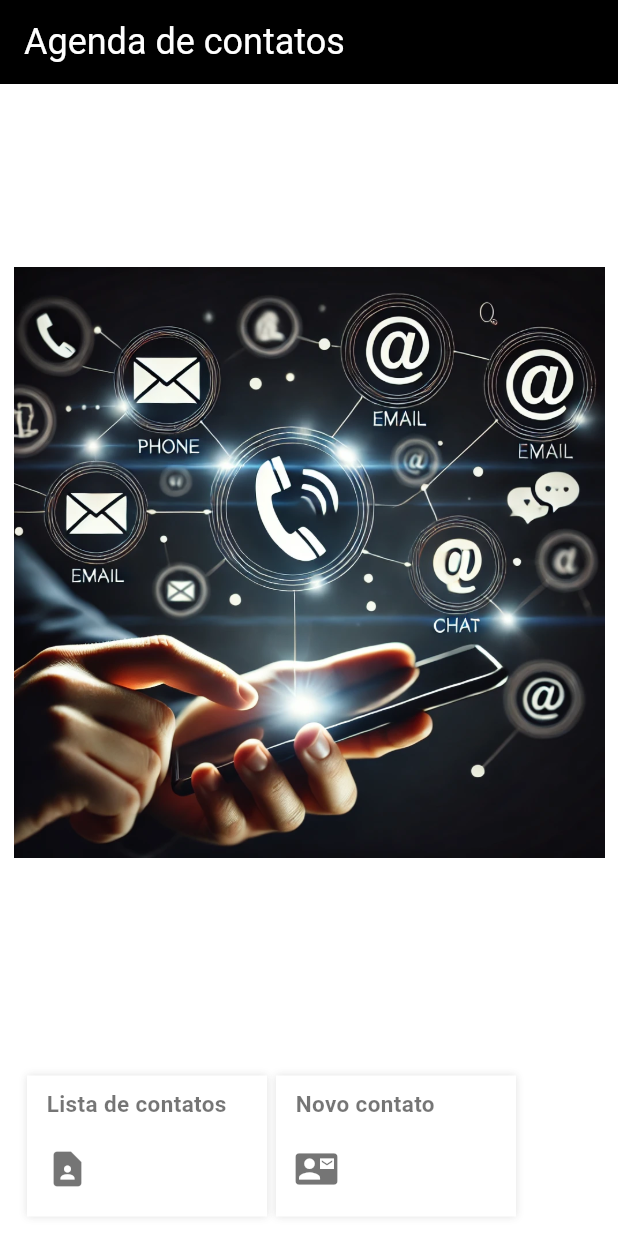
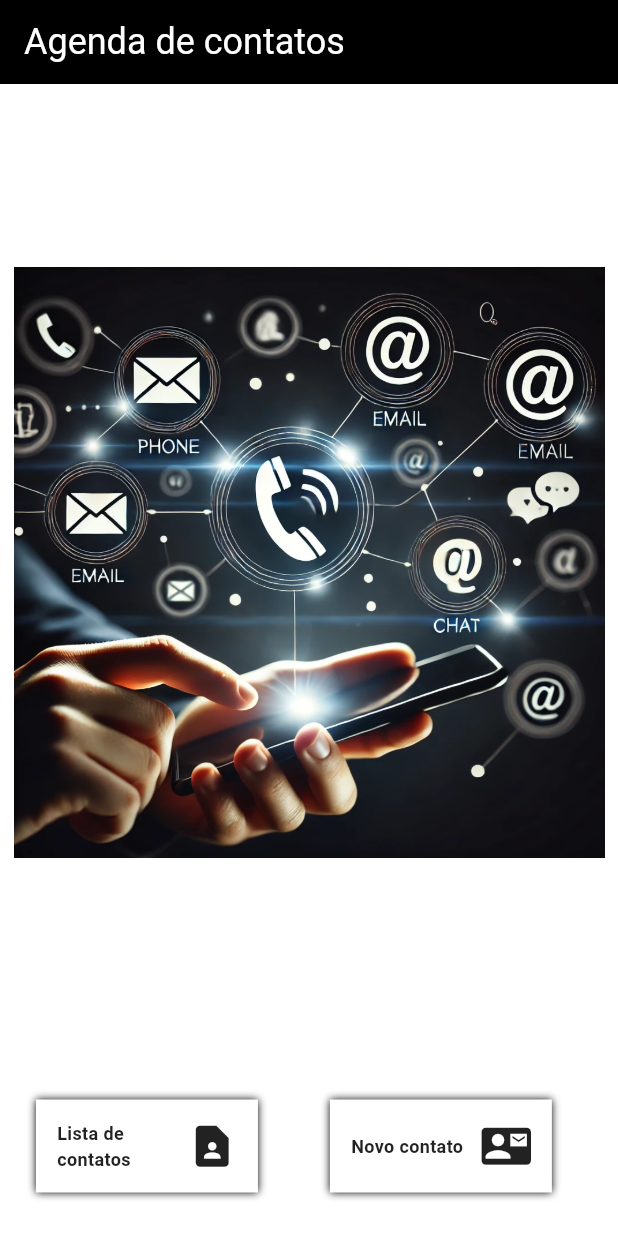
Before and after one commit to atevilson/App-Clean-Code, a Flutter app: the screen it shows after launch, on a phone screen of 412 x 824 dp. Run offline on Flutter 3.47's test engine with Material 3 defaults, Android fonts, the light colour scheme and no system bars; our stand-ins replace equatable, flutter_bloc.

Commit message:
add var screenFlex para ajustar o tamanho dos itens de menu na tela, ajustado para row e expandido, ajuste colors

```diff
--- a/lib/src/app/widgets/item_menu.dart
+++ b/lib/src/app/widgets/item_menu.dart
@@ -14,38 +14,41 @@ class MenuItem extends StatelessWidget {
 
   @override
   Widget build(BuildContext context) {
+
+    double screenFlex = MediaQuery.of(context).size.width;
+
     return Padding(
-      padding: const EdgeInsets.all(8.0),
+      padding: const EdgeInsets.fromLTRB(15, 30, 45, 20),
       child: Material(
         child: InkWell(
           onTap: () => onClick(),
           child: Container(
             decoration: const BoxDecoration(boxShadow: [
               BoxShadow(
-                  color: Colors.black12,
-                  spreadRadius: 5,
+                  color: Colors.black,
+                  spreadRadius: 6,
                   blurRadius: 4,
-                  offset: Offset(0, 5),
+                  offset: Offset.zero,
                   blurStyle: BlurStyle.outer)
             ]),
             padding: const EdgeInsets.all(8.0),
-            width: 150,
-            child: Column(
-              mainAxisAlignment: MainAxisAlignment.spaceBetween,
-              crossAxisAlignment: CrossAxisAlignment.start,
+            width: (screenFlex * 0.33),
+            child: Row(
               children: <Widget>[
-                Text(
-                  name,
-                  style: const TextStyle(
-                    color: Colors.black54,
-                    fontSize: 15.0,
-                    fontWeight: FontWeight.bold,
+                Expanded(
+                  child: Text(
+                    name,
+                    style: const TextStyle(
+                      color: Colors.black87,
+                      fontSize: 12.0,
+                      fontWeight: FontWeight.bold,
+                    ),
                   ),
                 ),
                 Icon(
                   icon,
-                  color: Colors.black54,
-                  size: 28.0,
+                  color: Colors.black87,
+                  size: 33.0,
                 ),
               ],
             ),
```
